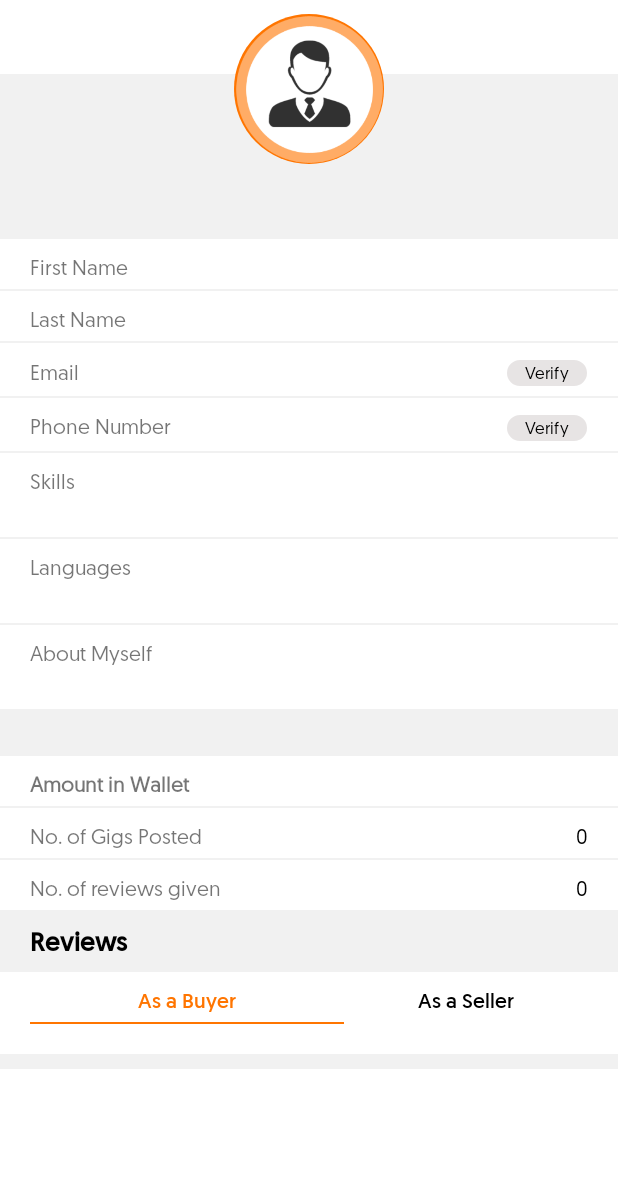
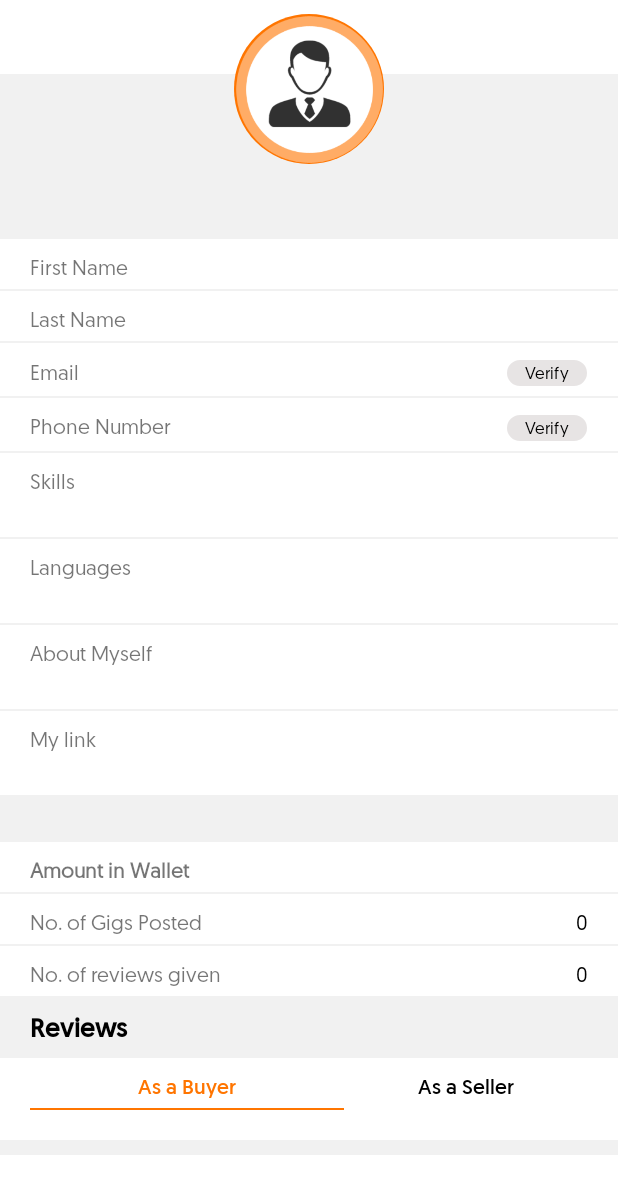
Before and after one commit to MobileDev0702/gigpeople_android, an Android app: the fragment ProfileFragment placed in its activity, on a phone screen of 412 x 824 dp, the part 54-1236 px from its top. Run offline under Robolectric (Android 15) with nearby library versions, the phone set to English and light mode, and no system bars; our stand-ins replace ButterKnife, CircleImageView; libraries missing offline, so code that uses them is left out: com.androidpagecontrol, com.seatgeek.placesautocomplete, com.testfairy; pictures from the network do not load; 2 statements that could not run were skipped.

Commit message:
complete android

```diff
--- a/app/src/main/java/com/gigpeople/app/api/ApiService.java
+++ b/app/src/main/java/com/gigpeople/app/api/ApiService.java
@@ -110,7 +110,8 @@ public interface ApiService {
                                            @Field("profile_image") String profile_image,
                                            @Field("language") String language,
                                            @Field("about") String about,
-                                           @Field("skills") String skills);
+                                           @Field("skills") String skills,
+                                           @Field("link") String link);
 
     //9. SignUp
     @FormUrlEncoded
--- a/app/src/main/java/com/gigpeople/app/fragment/ProfileFragment.java
+++ b/app/src/main/java/com/gigpeople/app/fragment/ProfileFragment.java
@@ -123,6 +123,8 @@ public class ProfileFragment extends Fragment {
     TextView txtMobile;
     @BindView(R.id.txt_about)
     TextView txtAbout;
+    @BindView(R.id.txt_link)
+    TextView txtLink;
     @BindView(R.id.txt_wallet)
     TextView txtWallet;
     @BindView(R.id.img_profile)
@@ -349,6 +351,7 @@ public class ProfileFragment extends Fragment {
                                 txtMobile.setText("+" + mobile_country_code + " " + mobile_number);
                             }
                             txtAbout.setText(resp.getUserDetails().getAbout());
+                            txtLink.setText(resp.getUserDetails().getLink());
                             txtWallet.setText("$" + resp.getUserDetails().getWallet());
                             txtLanguagesKnown.setText(resp.getUserDetails().getLanguage());
                             txtGigPost.setText(resp.getUserDetails().getNoOfGigpost());
--- a/app/src/main/res/layout/fragment_profile.xml
+++ b/app/src/main/res/layout/fragment_profile.xml
@@ -397,6 +397,43 @@
 
             <LinearLayout
                 android:layout_width="match_parent"
+                android:layout_height="wrap_content"
+                android:layout_below="@+id/layout_4"
+                android:layout_marginTop="10dp"
+                android:orientation="vertical">
+
+                <LinearLayout
+                    android:layout_width="match_parent"
+                    android:layout_height="wrap_content"
+                    android:layout_marginLeft="20dp"
+                    android:layout_marginRight="20dp"
+                    android:orientation="vertical">
+
+                    <TextView
+                        android:layout_width="match_parent"
+                        android:layout_height="wrap_content"
+                        android:fontFamily="@font/geomanist_regular"
+                        android:text="My link" />
+
+                    <TextView
+                        android:id="@+id/txt_link"
+                        android:layout_width="match_parent"
+                        android:layout_height="wrap_content"
+                        android:layout_marginTop="5dp"
+                        android:fontFamily="@font/geomanist_regular"
+                        android:textColor="@color/colorBlack" />
+
+                </LinearLayout>
+
+                <View
+                    android:layout_width="match_parent"
+                    android:layout_height="1dp"
+                    android:layout_marginTop="5dp"
+                    android:background="@color/colorBgGray" />
+            </LinearLayout>
+
+            <LinearLayout
+                android:layout_width="match_parent"
                 android:layout_height="match_parent"
                 android:background="@color/colorBgGray"
                 android:orientation="vertical">
```
Also changed, not shown: app/src/main/java/com/gigpeople/app/activity/AddNewGigActivity.java (+26 -1 lines), app/src/main/java/com/gigpeople/app/activity/EditProfileActivity.java (+7 -2 lines), app/src/main/java/com/gigpeople/app/apiModel/ProfileViewResponse.java (+7 -0 lines), app/src/main/java/com/gigpeople/app/utils/GlobalMethods.java (+4 -4 lines), app/src/main/res/layout/activity_add_new_gig.xml (+7 -4 lines), app/src/main/res/layout/activity_edit_profile.xml (+36 -0 lines).
